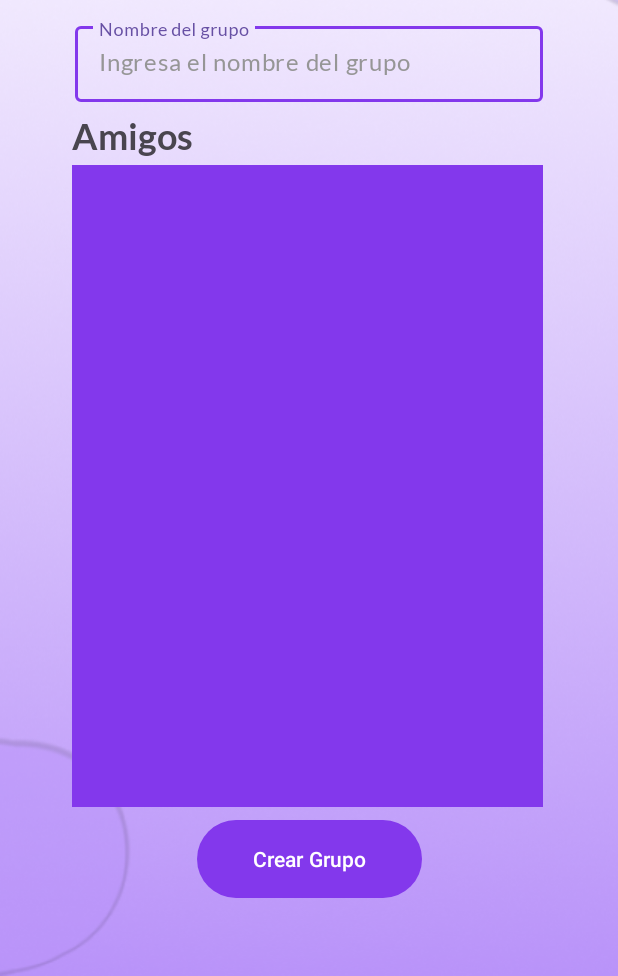
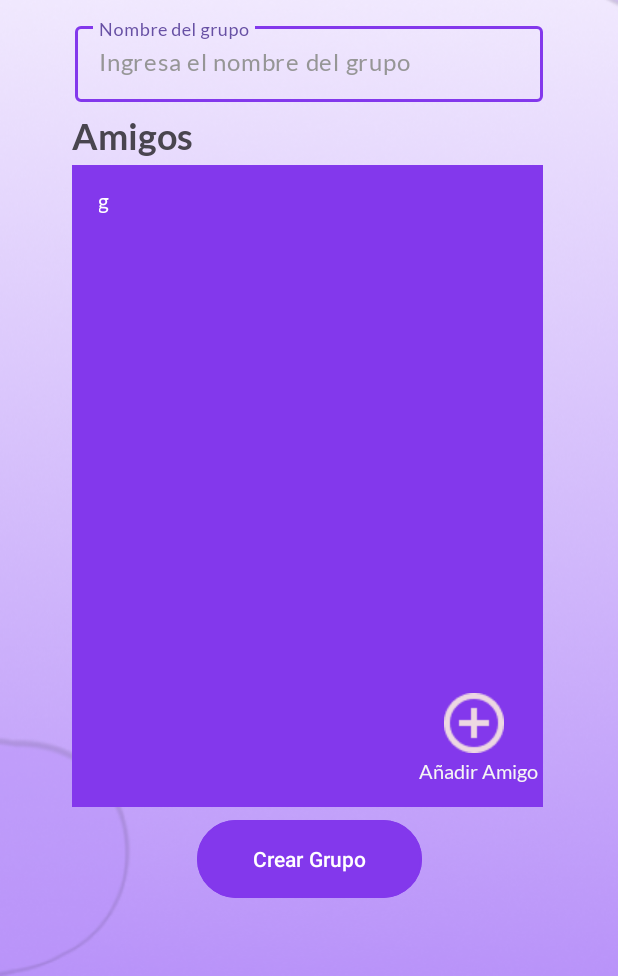
Before and after one commit to jvillada97/CoAlarm-UXUI, an Android app: the layout create_group.xml on its own in the app's theme, with its tools: preview values and no code run, on a phone screen of 412 x 824 dp, the part 260-1236 px from its top. Run offline under Robolectric (Android 15) with nearby library versions, the light colour scheme and no system bars.

Commit message:
Se ajustan interacciones

```diff
--- a/mobile/Co_Alarm/app/src/main/AndroidManifest.xml
+++ b/mobile/Co_Alarm/app/src/main/AndroidManifest.xml
@@ -12,6 +12,9 @@
         android:supportsRtl="true"
         android:theme="@style/Theme.Co_Alarm"
         tools:targetApi="31">
+
+        <activity android:name=".create_alarm" />
+        <activity android:name=".create_group" />
         <activity
             android:name=".MainActivity"
             android:exported="true">
--- a/mobile/Co_Alarm/app/src/main/res/color/button_text_selector.xml
+++ b/mobile/Co_Alarm/app/src/main/res/color/button_text_selector.xml
@@ -1,4 +1,9 @@
 <?xml version="1.0" encoding="utf-8"?>
 <selector xmlns:android="http://schemas.android.com/apk/res/android">
+    <!-- Color blanco cuando se hace hover o se presiona el botón -->
+    <item android:state_pressed="true" android:color="@color/moradoPrincipal" />
+    <item android:state_focused="true" android:color="@color/moradoPrincipal" />
+    <item android:state_hovered="true" android:color="@color/moradoPrincipal" />
 
+    <item android:color="@color/white" />
 </selector>
--- a/mobile/Co_Alarm/app/src/main/res/drawable/button_background_selector.xml
+++ b/mobile/Co_Alarm/app/src/main/res/drawable/button_background_selector.xml
@@ -1,4 +1,13 @@
 <?xml version="1.0" encoding="utf-8"?>
 <selector xmlns:android="http://schemas.android.com/apk/res/android">
+    <!-- Estado presionado o hover -->
+    <!-- mobile/Co_Alarm/app/src/main/res/drawable/button_background.xml -->
+    <item android:state_pressed="true" android:color="@color/blancoCoalarm" />
+    <item android:state_hovered="true" android:color="@color/blancoCoalarm" />
+    <item android:state_focused="true" android:color="@color/blancoCoalarm" />
+    <item android:state_selected="true" android:color="@color/blancoCoalarm" />
 
+
+    <!-- Estado por defecto -->
+    <item android:color="@color/moradoPrincipal" />
 </selector>
--- a/mobile/Co_Alarm/app/src/main/res/drawable/image_button_selector.xml
+++ b/mobile/Co_Alarm/app/src/main/res/drawable/image_button_selector.xml
@@ -1,4 +1,8 @@
-<?xml version="1.0" encoding="utf-8"?>
+<!-- res/drawable/image_button_selector.xml -->
 <selector xmlns:android="http://schemas.android.com/apk/res/android">
+    <!-- Estado presionado (cuando el botón está en "hover" o presionado) -->
+    <item android:state_pressed="true" android:drawable="@drawable/ic_add_black" />
 
+    <!-- Estado normal (cuando el botón no está interactuando) -->
+    <item android:drawable="@drawable/ic_add" />
 </selector>
--- a/mobile/Co_Alarm/app/src/main/res/layout/create_group.xml
+++ b/mobile/Co_Alarm/app/src/main/res/layout/create_group.xml
@@ -63,7 +63,7 @@
     </com.google.android.material.textfield.TextInputLayout>
 
     <Button
-        android:id="@+id/buttonLogin"
+        android:id="@+id/buttonCreateGroup"
         android:layout_width="150dp"
         android:layout_height="60dp"
         android:layout_centerHorizontal="true"
@@ -71,9 +71,11 @@
         android:layout_marginBottom="69dp"
         android:layout_marginStart="131dp"
         android:text="@string/crearGrupo"
-        android:textColor="@color/white"
-        app:backgroundTint="@color/moradoPrincipal"
-        app:layout_anchorGravity="center" />
+        android:textColor="@color/button_text_selector"
+        app:backgroundTint="@drawable/button_background_selector"
+        app:layout_anchorGravity="center"
+        app:strokeColor="@color/moradoPrincipal"
+        app:strokeWidth="1dp"/>
 
     <TextView
         android:id="@+id/textView"
@@ -83,30 +85,54 @@
         android:layout_marginTop="249dp"
         android:fontFamily="@font/lato_bold"
         android:text="@string/amigos"
-        android:textSize="24dp" />
+        android:textSize="24sp" />
 
     <LinearLayout
+        android:id="@+id/linearLayout"
         android:layout_width="314dp"
         android:layout_height="428dp"
-        android:orientation="horizontal"
         android:layout_marginStart="48dp"
         android:layout_marginTop="283dp"
         android:background="@color/moradoPrincipal"
-        >
+        android:orientation="horizontal">
 
         <CheckBox
             android:id="@+id/checkBox"
-            android:layout_width="wrap_content"
+            android:layout_width="0dp"
             android:layout_height="wrap_content"
             android:layout_marginStart="18dp"
             android:layout_weight="1"
             android:button="@drawable/rounded_checkbox"
             android:fontFamily="@font/lato"
-            android:text=""
+            android:text="g"
             android:textColor="@color/white"
             android:textIsSelectable="false"
-            app:buttonCompat="@drawable/rounded_checkbox"
-            />
+            app:buttonCompat="@drawable/rounded_checkbox" />
     </LinearLayout>
 
+    <ImageButton
+        android:id="@+id/imageButton"
+        android:layout_width="48dp"
+        android:layout_height="48dp"
+        android:background="#00FFFFFF"
+        android:contentDescription="@string/añadirAmigo"
+        app:srcCompat="@drawable/image_button_selector"
+        android:layout_marginStart="292dp"
+        android:layout_marginTop="631dp"/>
+
+    <TextView
+        android:id="@+id/a_adir_amig"
+        android:layout_width="80dp"
+        android:layout_height="15dp"
+        android:layout_alignParentStart="true"
+        android:layout_alignParentTop="true"
+        android:layout_marginStart="279dp"
+        android:layout_marginTop="679dp"
+        android:fontFamily="@font/lato"
+        android:gravity="center_vertical"
+        android:lineSpacingExtra="-3sp"
+        android:text="@string/añadirAmigo"
+        android:textColor="@color/blancoCoalarm"
+        android:textSize="13sp" />
+
 </androidx.coordinatorlayout.widget.CoordinatorLayout>
```
Also changed, not shown: mobile/Co_Alarm/app/src/main/java/com/example/co_alarm/MainActivity.kt (+9 -1 lines), mobile/Co_Alarm/app/src/main/java/com/example/co_alarm/create_alarm.kt (+107 -1 lines), mobile/Co_Alarm/app/src/main/java/com/example/co_alarm/create_group.kt (+47 -1 lines), mobile/Co_Alarm/app/src/main/res/layout/activity_main.xml (+7 -5 lines), mobile/Co_Alarm/app/src/main/res/layout/create_alarm.xml (+20 -11 lines).
